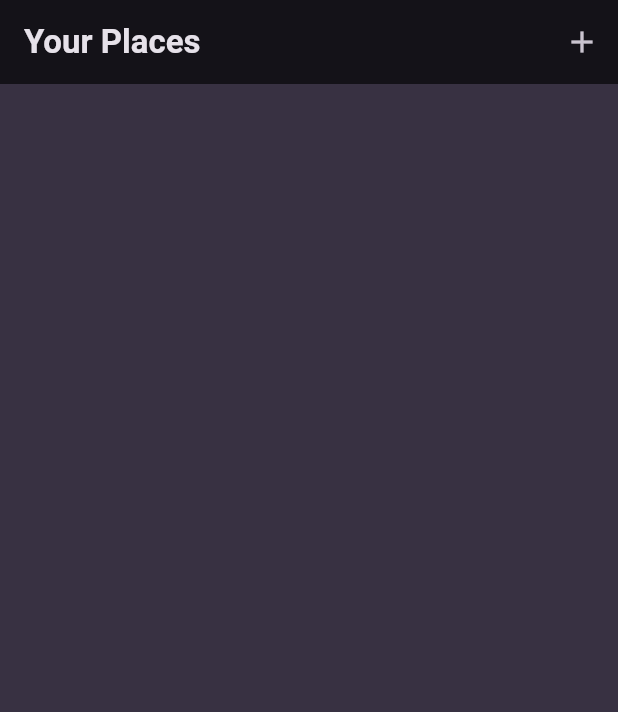
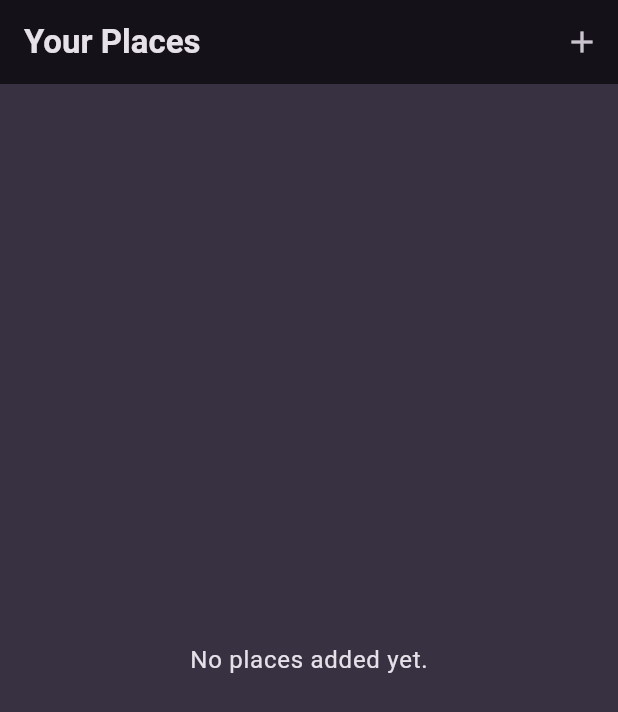
Before and after one commit to Veng-Eang/favorite_places, a Flutter app: the screen it shows after launch, on a phone screen of 412 x 824 dp. Shown: the top 712 px of the screen. Run offline on Flutter 3.47's test engine with Material 3 defaults, Android fonts, the phone set to English and light mode, and no system bars; our stand-ins replace flutter_riverpod, google_fonts, riverpod.

Commit message:
add place list widget

```diff
--- a/lib/screens/places.dart
+++ b/lib/screens/places.dart
@@ -1,4 +1,6 @@
+import 'package:favorite_places/providers/user_places.dart';
 import 'package:favorite_places/screens/add_place.dart';
+import 'package:favorite_places/widgets/place_list.dart';
 import 'package:flutter/material.dart';
 import 'package:flutter_riverpod/flutter_riverpod.dart';
 
@@ -7,6 +9,7 @@ class PlacesScreen extends ConsumerWidget {
 
   @override
   Widget build(BuildContext context, WidgetRef ref) {
+    final userPlaces = ref.watch(userPlacesNotifier);
     return Scaffold(
       appBar: AppBar(
         title: const Text('Your Places'),
@@ -23,6 +26,7 @@ class PlacesScreen extends ConsumerWidget {
           ),
         ],
       ),
+      body: PlacesList(places: userPlaces),
     );
   }
 }
--- /dev/null
+++ b/lib/widgets/place_list.dart
@@ -0,0 +1,34 @@
+import 'package:favorite_places/models/place.dart';
+import 'package:flutter/material.dart';
+
+class PlacesList extends StatelessWidget {
+  const PlacesList({
+    super.key,
+    required this.places,
+  });
+  final List<Place> places;
+  @override
+  Widget build(BuildContext context) {
+    if (places.isEmpty) {
+      return Center(
+        child: Text(
+          'No places added yet.',
+          style: Theme.of(context).textTheme.bodyLarge!.copyWith(
+                color: Theme.of(context).colorScheme.onBackground,
+              ),
+        ),
+      );
+    }
+    return ListView.builder(
+      itemCount: places.length,
+      itemBuilder: (ctx, index) => ListTile(
+        title: Text(
+          places[index].title,
+          style: Theme.of(context).textTheme.bodyMedium!.copyWith(
+                color: Theme.of(context).colorScheme.onBackground,
+              ),
+        ),
+      ),
+    );
+  }
+}
```
